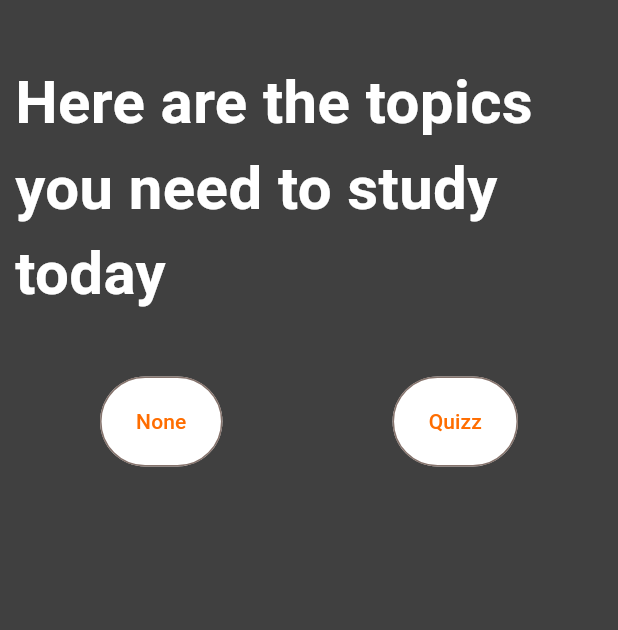
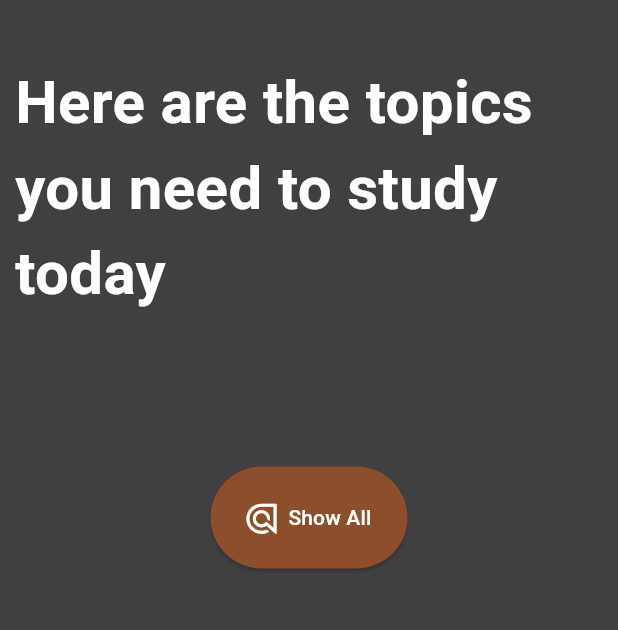
Before and after one commit to All-Khwarizmi/recal, a Flutter app: the screen it shows once a user with an empty profile is signed in, on a phone screen of 412 x 824 dp, the part 84-714 px from its top. Run offline on Flutter 3.47's test engine with Material 2 defaults, Android fonts, the phone set to English and light mode, and no system bars; our stand-ins replace cloud_firestore, firebase_auth, firebase_core, firebase_messaging, flutter_local_notifications, font_awesome_flutter and 3 more; missing offline and left inert: firebase_ui_auth, workmanager; accounts and stored records are empty.

Commit message:
👌 IMPROVE: Refactor home screen layout

```diff
--- a/lib/home/body.dart
+++ b/lib/home/body.dart
@@ -1,5 +1,6 @@
 import 'package:flutter/material.dart';
 import 'package:recal_mobile2/home/home_quizz_list.dart';
+import 'package:recal_mobile2/home/show_all_quizzes_button.dart';
 import 'package:recal_mobile2/models/fire_model.dart';
 import 'package:recal_mobile2/services/database/firestore.dart';
 import 'button_primary.dart';
@@ -19,40 +20,10 @@ class MyAppBody extends StatelessWidget {
             children: [
               MainTitle(),
               // MyCustomWidget(),
-              Padding(
-                padding: const EdgeInsets.only(top: 40),
-                child: Row(
-                  mainAxisAlignment: MainAxisAlignment.spaceAround,
-                  children: [
-                    ButtonPrimary("None"),
-                    ButtonPrimary("Quizz"),
-                  ],
-                ),
-              ),
-              SizedBox(
+              const SizedBox(
                 height: 40,
               ),
-              /*  OutlinedButton(
-                  onPressed: () async {
-                    var quizzes = await FirestoreService().getQuizzes();
 
-                    quizzes.forEach((element) {
-                      print(element.image);
-                    });
-                    //print('Subtopics= ${subtopics.docs.first}');
-                  },
-                  child: Text('Get quizzes')),
-              OutlinedButton(
-                  onPressed: () async {
-                    List<Question> questions =
-                        await FirestoreService().getQuestions("El Problema");
-                    questions.forEach((element) {
-                      print(element.question);
-                    });
-
-                    // print('Subtopics= ${subtopics.docs.first}');
-                  },
-                  child: Text('Get questions')), */
               FutureBuilder<List<Quizz>>(
                 future: FirestoreService().getQuizzes(),
                 builder: (context, snapshot) {
@@ -68,6 +39,13 @@ class MyAppBody extends StatelessWidget {
                   }
                 },
               ),
+              const SizedBox(
+                height: 20,
+              ),
+              ShowAllQuizzes(),
+              const SizedBox(
+                height: 40,
+              ),
             ],
           ),
         ]),
--- /dev/null
+++ b/lib/home/show_all_quizzes_button.dart
@@ -0,0 +1,34 @@
+import 'package:flutter/material.dart';
+import 'package:flutter/src/widgets/framework.dart';
+import 'package:flutter/src/widgets/placeholder.dart';
+import 'package:font_awesome_flutter/font_awesome_flutter.dart';
+
+class ShowAllQuizzes extends StatelessWidget {
+  const ShowAllQuizzes({super.key});
+
+  @override
+  Widget build(BuildContext context) {
+    return Container(
+      margin: const EdgeInsets.only(bottom: 10),
+      child: ElevatedButton.icon(
+        icon: Icon(
+          FontAwesomeIcons.algolia,
+          color: Colors.white,
+          size: 20,
+        ),
+        style: TextButton.styleFrom(
+          padding: const EdgeInsets.all(24),
+          backgroundColor: Theme.of(context).primaryColor,
+        ),
+        onPressed: () {
+          Navigator.pushNamed(context, '/quizzes');
+        },
+        label: Text(
+          "Show All",
+          textAlign: TextAlign.center,
+          style: TextStyle(color: Colors.white),
+        ),
+      ),
+    );
+  }
+}
--- a/lib/quiz/quizzes_screen.dart
+++ b/lib/quiz/quizzes_screen.dart
@@ -1,4 +1,5 @@
 import 'package:flutter/material.dart';
+import 'package:font_awesome_flutter/font_awesome_flutter.dart';
 import 'package:recal_mobile2/quiz/quizz_list.dart';
 import '../models/fire_model.dart';
 import '../services/database/firestore.dart';
@@ -10,7 +11,21 @@ class QuizzesScreen extends StatelessWidget {
   Widget build(BuildContext context) {
     return Scaffold(
       appBar: AppBar(
+        title: Text(
+          "All Quizzes",
+          style: TextStyle(
+            color: Colors.white,
+            fontSize: 24,
+            fontWeight: FontWeight.bold,
+          ),
+        ),
         backgroundColor: Colors.transparent,
+        leading: IconButton(
+            onPressed: () => Navigator.pop(context),
+            icon: Icon(
+              FontAwesomeIcons.xmark,
+              color: Theme.of(context).primaryColor,
+            )),
       ),
       body: FutureBuilder<List<Quizz>>(
         future: FirestoreService().getQuizzes(),
```
